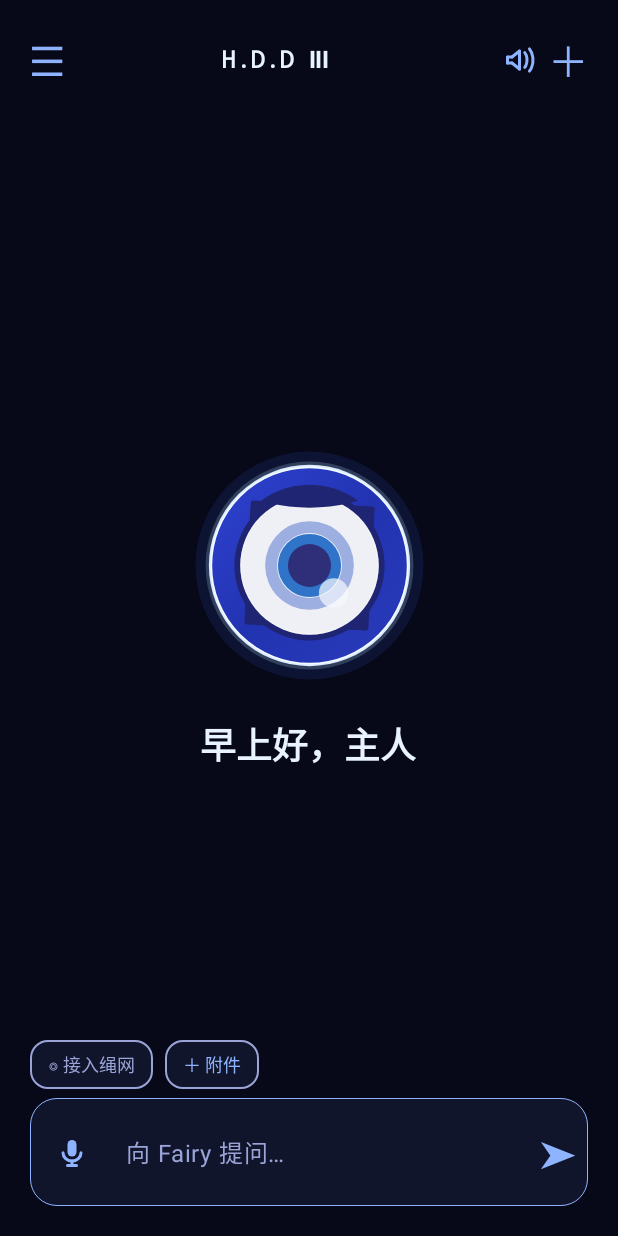
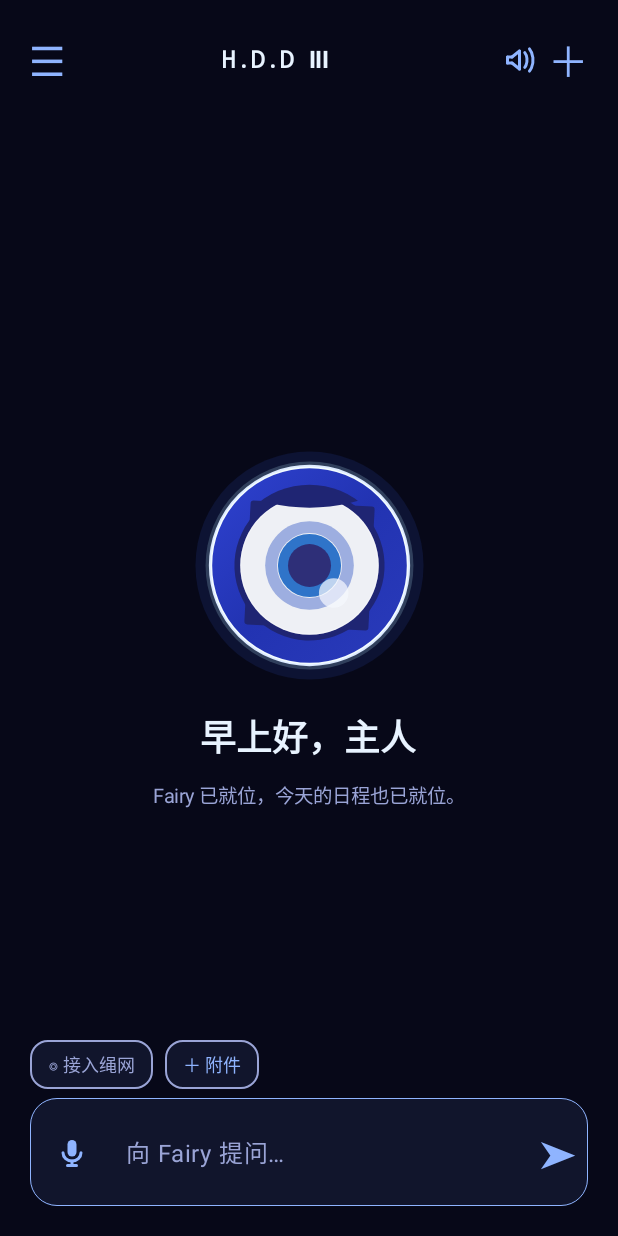
Before and after one commit to fabulousnm/HiFairy, an Android app built with Jetpack Compose: the screen it shows after launch (MainActivity), after a tap on "SKIP", on a phone screen of 412 x 824 dp. Run offline under Robolectric (Android 15) with nearby library versions, the phone set to English and light mode, and no system bars; libraries missing offline, so code that uses them is left out: com.k2fsa.sherpa, io.noties.markwon, org.commonmark.node, org.commonmark.parser; pictures from the network do not load.

Commit message:
Play time-based Fairy greeting after boot

```diff
--- a/app/src/main/java/com/hifairy/app/MainActivity.kt
+++ b/app/src/main/java/com/hifairy/app/MainActivity.kt
@@ -3,6 +3,7 @@ package com.hifairy.app
 import android.Manifest
 import android.content.pm.PackageManager
 import android.os.Bundle
+import android.media.MediaPlayer
 import android.widget.VideoView
 import android.widget.TextView
 import android.widget.FrameLayout
@@ -173,6 +174,18 @@ private fun greetingForHour(hour: Int): String = when (hour) {
     in 5..11 -> "早上好，主人"
     in 12..17 -> "下午好，主人"
     else -> "晚上好，主人"
+}
+
+private fun greetingAudioForHour(hour: Int): Int = when (hour) {
+    in 5..11 -> R.raw.fairy_greet_morning
+    in 12..17 -> R.raw.fairy_greet_afternoon
+    else -> R.raw.fairy_greet_evening
+}
+
+private fun greetingSubtitleForHour(hour: Int): String = when (hour) {
+    in 5..11 -> "Fairy 已就位，今天的日程也已就位。"
+    in 12..17 -> "H.D.D 在线，摸鱼请自便。"
+    else -> "夜班系统已启动，本系统不困。"
 }
 
 private object TypeTokens {
@@ -447,6 +460,8 @@ class MainActivity : ComponentActivity() {
     private var historyOpen by mutableStateOf(false)
     private var introPhase by mutableStateOf("boot")
     private var greetingHour by mutableIntStateOf(LocalTime.now().hour)
+    private var greetingPlayer: MediaPlayer? = null
+    private var bootVideo: VideoView? = null
     private var draft by mutableStateOf("")
     private val messages = mutableStateListOf<ChatMessage>()
     private val sessions = mutableStateListOf<ChatSession>()
@@ -612,13 +627,22 @@ class MainActivity : ComponentActivity() {
                 if (introPhase == "boot") requestedOrientation = ActivityInfo.SCREEN_ORIENTATION_LANDSCAPE
                 if (introPhase == "transition") {
                     curtain.animateTo(1f, tween(320))
+                    bootVideo?.stopPlayback()
+                    bootVideo = null
                     requestedOrientation = ActivityInfo.SCREEN_ORIENTATION_PORTRAIT
                     kotlinx.coroutines.delay(380)
                     introPhase = "greeting"
                     scope.launch { curtain.animateTo(0f, tween(380)) }
                 }
                 if (introPhase == "greeting") {
-                    kotlinx.coroutines.delay(2100)
+                    greetingHour = LocalTime.now().hour
+                    val player = MediaPlayer.create(this@MainActivity, greetingAudioForHour(greetingHour))
+                    greetingPlayer = player
+                    if (player != null) {
+                        player.start()
+                        kotlinx.coroutines.delay(player.duration.toLong().coerceAtMost(13000L) + 900L)
+                        if (greetingPlayer === player) { player.release(); greetingPlayer = null }
+                    } else kotlinx.coroutines.delay(2100)
                     introPhase = "ready"
                 }
             }
@@ -652,6 +676,7 @@ class MainActivity : ComponentActivity() {
                 Box(Modifier.fillMaxSize().background(Color(0xFF02050D))) {
                     AndroidView(
                         factory = { VideoView(it).apply {
+                            bootVideo = this
                             setVideoURI(android.net.Uri.parse("android.resource://${context.packageName}/${R.raw.fairy_boot}"))
                             setOnCompletionListener { if (introPhase == "boot") introPhase = "transition" }
                             start()
@@ -722,7 +747,10 @@ class MainActivity : ComponentActivity() {
                                     }
                                 }
                             } else {
-                                Text(greetingForHour(greetingHour), color = ThemeTokens.text, fontSize = 24.sp, fontWeight = FontWeight.SemiBold, fontFamily = TypeTokens.interfaceFont, letterSpacing = TypeTokens.labelTracking, modifier = Modifier.align(Alignment.Center).offset(y = eyeSize / 2 + 42.dp))
+                                Column(Modifier.align(Alignment.Center).offset(y = eyeSize / 2 + 52.dp), horizontalAlignment = Alignment.CenterHorizontally) {
+                                    Text(greetingForHour(greetingHour), color = ThemeTokens.text, fontSize = 24.sp, fontWeight = FontWeight.SemiBold, fontFamily = TypeTokens.interfaceFont, letterSpacing = TypeTokens.labelTracking)
+                                    Text(greetingSubtitleForHour(greetingHour), color = ThemeTokens.secondary, fontSize = 13.sp, fontFamily = TypeTokens.interfaceFont, modifier = Modifier.padding(top = 12.dp))
+                                }
                             }
                         }
                         if (voiceMode && editingMessageIndex < 0) {
@@ -976,6 +1004,9 @@ class MainActivity : ComponentActivity() {
     }
 
     override fun onPause() {
+        greetingPlayer?.release()
+        greetingPlayer = null
+        if (introPhase == "greeting") introPhase = "ready"
         stopSpeech()
         super.onPause()
     }
@@ -1190,6 +1221,10 @@ class MainActivity : ComponentActivity() {
     }
 
     override fun onDestroy() {
+        bootVideo?.stopPlayback()
+        bootVideo = null
+        greetingPlayer?.release()
+        greetingPlayer = null
         activeClient?.cancel()
         speechPlayer.close()
         voiceInput.close()
```
Also changed, not shown: 5 other files.
